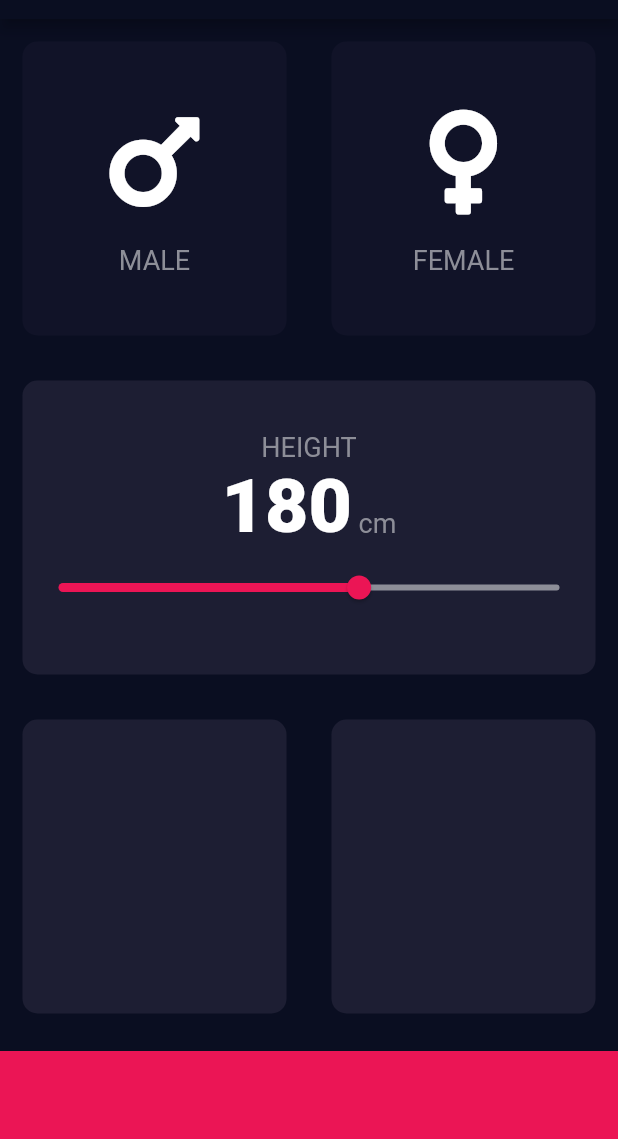
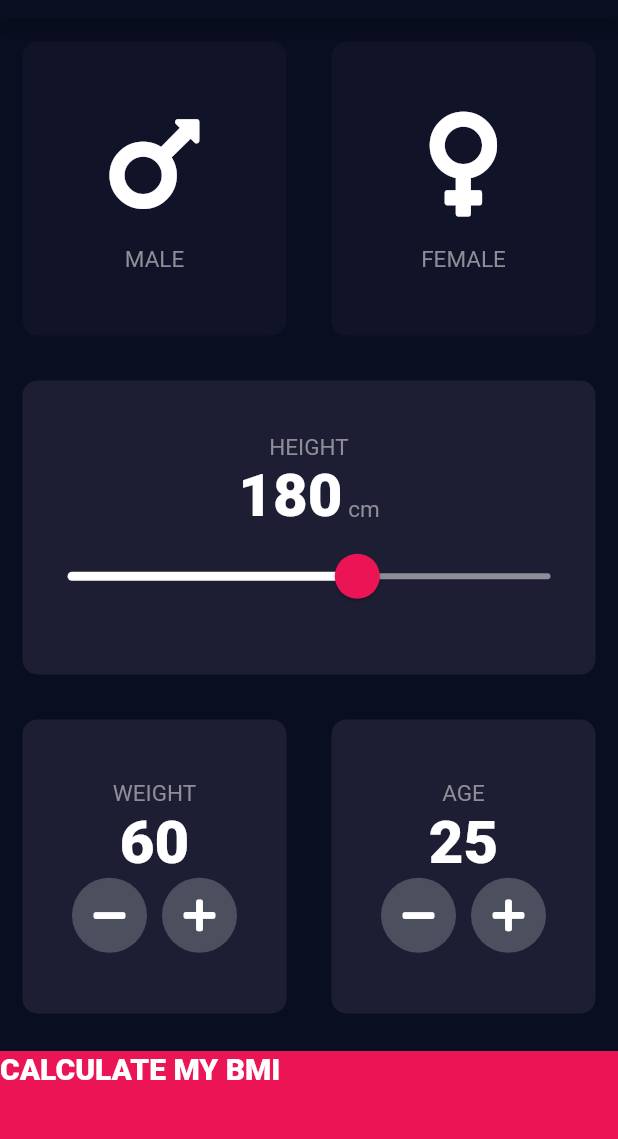
Before and after one commit to afpaiva/bmi_calculator, a Flutter app: the screen it shows after launch, on a phone screen of 412 x 824 dp, the part 65-1204 px from its top. Run offline on Flutter 3.47's test engine with Material 2 defaults, Android fonts, the phone set to English and light mode, and no system bars; our stand-ins replace font_awesome_flutter.

Commit message:
screen done

```diff
--- a/lib/constants.dart
+++ b/lib/constants.dart
@@ -1,17 +1,29 @@
 import 'package:flutter/material.dart';
 
+// COLORS
 const Color k_ACTIVE_BACKGROUND_COLOR = Color(0xFF1D1E33);
 const Color k_INACTIVE_BACKGROUND_COLOR = Color(0xFF111328);
 const Color k_ACCENT_COLOR = Color(0xFFEB1555);
 const Color k_INACTIVE_SLIDER_COLOR = Color(0xFF8D8E98);
+const Color k_THUMB_SLIDER_COLOR = Color(0xFFEB1555);
+const Color k_OVERLAY_SLIDER_COLOR = Color(0x29EB1555);
+const Color k_BUTTON_COLOR = Color(0xFF4C4F5E);
+
+// MEASURES
 const double k_BOTTOM_BAR_HEIGHT = 80.0;
 
+// TEXT STYLES
 const k_LABEL_TEXT_STYLE = TextStyle(
-  fontSize: 18.0,
+  fontSize: 15.0,
   color: Color(0xFF8D8E98),
 );
 
 const k_VALUE_TEXT_STYLE = TextStyle(
-  fontSize: 50.0,
+  fontSize: 40.0,
   fontWeight: FontWeight.w900,
 );
+
+const k_BUTTON_TEXT_STYLE = TextStyle(
+  fontSize: 20.0,
+  fontWeight: FontWeight.w900,
+);
--- a/lib/input_page.dart
+++ b/lib/input_page.dart
@@ -3,6 +3,7 @@ import 'package:font_awesome_flutter/font_awesome_flutter.dart';
 import 'genderCardContent.dart';
 import 'reusableCard.dart';
 import 'constants.dart';
+import 'roundedButton.dart';
 
 enum Gender { female, male, none }
 
@@ -14,6 +15,8 @@ class InputPage extends StatefulWidget {
 class _InputPageState extends State<InputPage> {
   Gender selectedGender = Gender.none;
   int height = 180;
+  int weight = 60;
+  int age = 25;
 
   @override
   Widget build(BuildContext context) {
@@ -88,15 +91,20 @@ class _InputPageState extends State<InputPage> {
                     ],
                   ),
                   SliderTheme(
-                    data: SliderThemeData(
-                      thumbShape: RoundSliderThumbShape(enabledThumbRadius: 8),
+                    data: SliderTheme.of(context).copyWith(
+                      inactiveTrackColor: k_INACTIVE_SLIDER_COLOR,
+                      activeTrackColor: Colors.white,
+                      thumbColor: k_THUMB_SLIDER_COLOR,
+                      overlayColor: k_OVERLAY_SLIDER_COLOR,
+                      thumbShape:
+                          RoundSliderThumbShape(enabledThumbRadius: 15.0),
+                      overlayShape:
+                          RoundSliderOverlayShape(overlayRadius: 30.0),
                     ),
                     child: Slider(
                       value: height.toDouble(),
                       min: 120.0,
                       max: 220.0,
-                      activeColor: k_ACCENT_COLOR,
-                      inactiveColor: k_INACTIVE_SLIDER_COLOR,
                       onChanged: (double newHeight) {
                         setState(() {
                           height = newHeight.round();
@@ -114,14 +122,86 @@ class _InputPageState extends State<InputPage> {
                 Expanded(
                   child: ReusableCard(
                     onPress: () {},
-                    cardChild: Column(),
+                    cardChild: Column(
+                      mainAxisAlignment: MainAxisAlignment.center,
+                      children: [
+                        Text(
+                          'WEIGHT',
+                          style: k_LABEL_TEXT_STYLE,
+                        ),
+                        Text(
+                          weight.toString(),
+                          style: k_VALUE_TEXT_STYLE,
+                        ),
+                        Row(
+                          mainAxisAlignment: MainAxisAlignment.center,
+                          children: [
+                            RoundedButton(
+                              icon: FontAwesomeIcons.minus,
+                              onPressed: () {
+                                setState(() {
+                                  weight--;
+                                });
+                              },
+                            ),
+                            SizedBox(
+                              width: 10.0,
+                            ),
+                            RoundedButton(
+                              icon: FontAwesomeIcons.plus,
+                              onPressed: () {
+                                setState(() {
+                                  weight++;
+                                });
+                              },
+                            ),
+                          ],
+                        )
+                      ],
+                    ),
                     cardColor: k_ACTIVE_BACKGROUND_COLOR,
                   ),
                 ),
                 Expanded(
                   child: ReusableCard(
                     onPress: () {},
-                    cardChild: Column(),
+                    cardChild: Column(
+                      mainAxisAlignment: MainAxisAlignment.center,
+                      children: [
+                        Text(
+                          'AGE',
+                          style: k_LABEL_TEXT_STYLE,
+                        ),
+                        Text(
+                          age.toString(),
+                          style: k_VALUE_TEXT_STYLE,
+                        ),
+                        Row(
+                          mainAxisAlignment: MainAxisAlignment.center,
+                          children: [
+                            RoundedButton(
+                              icon: FontAwesomeIcons.minus,
+                              onPressed: () {
+                                setState(() {
+                                  age--;
+                                });
+                              },
+                            ),
+                            SizedBox(
+                              width: 10.0,
+                            ),
+                            RoundedButton(
+                              icon: FontAwesomeIcons.plus,
+                              onPressed: () {
+                                setState(() {
+                                  age++;
+                                });
+                              },
+                            ),
+                          ],
+                        )
+                      ],
+                    ),
                     cardColor: k_ACTIVE_BACKGROUND_COLOR,
                   ),
                 ),
@@ -129,6 +209,10 @@ class _InputPageState extends State<InputPage> {
             ),
           ),
           Container(
+            child: Text(
+              'CALCULATE MY BMI',
+              style: k_BUTTON_TEXT_STYLE,
+            ),
             color: k_ACCENT_COLOR,
             height: k_BOTTOM_BAR_HEIGHT,
             width: double.infinity,
--- /dev/null
+++ b/lib/roundedButton.dart
@@ -0,0 +1,25 @@
+import 'package:flutter/material.dart';
+import 'constants.dart';
+
+class RoundedButton extends StatelessWidget {
+  RoundedButton({required this.onPressed, required this.icon});
+
+  VoidCallback onPressed;
+
+  final IconData icon;
+
+  @override
+  Widget build(BuildContext context) {
+    return RawMaterialButton(
+      onPressed: onPressed,
+      elevation: 0.0,
+      child: Icon(icon),
+      shape: CircleBorder(),
+      fillColor: k_BUTTON_COLOR,
+      constraints: BoxConstraints.tightFor(
+        width: 50.0,
+        height: 50.0,
+      ),
+    );
+  }
+}
```
